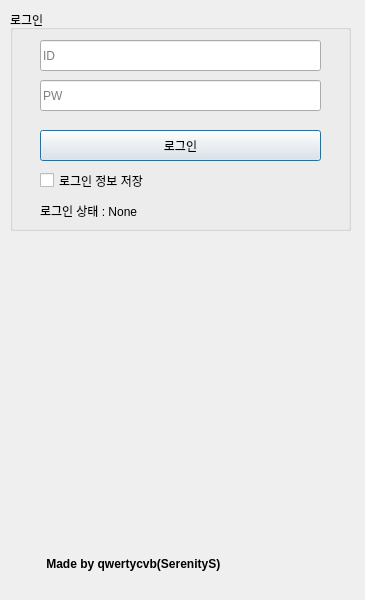
Qt form DCCleaner.ui (schema2882/DCCleaner_GUI) before a commit.
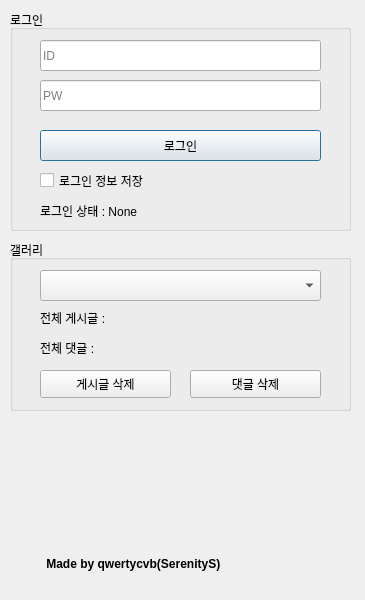
The same form after that commit.

Commit message: 클리너 UI 구현

Diff of the .ui file:
```diff
--- a/DCCleaner.ui
+++ b/DCCleaner.ui
@@ -153,6 +153,81 @@
      <bool>false</bool>
     </property>
    </widget>
+   <widget class="QGroupBox" name="groupBox_2">
+    <property name="geometry">
+     <rect>
+      <x>10</x>
+      <y>240</y>
+      <width>341</width>
+      <height>171</height>
+     </rect>
+    </property>
+    <property name="title">
+     <string>갤러리</string>
+    </property>
+    <widget class="QComboBox" name="galleryList">
+     <property name="geometry">
+      <rect>
+       <x>30</x>
+       <y>30</y>
+       <width>281</width>
+       <height>31</height>
+      </rect>
+     </property>
+    </widget>
+    <widget class="QLabel" name="totalPost">
+     <property name="geometry">
+      <rect>
+       <x>30</x>
+       <y>70</y>
+       <width>281</width>
+       <height>16</height>
+      </rect>
+     </property>
+     <property name="text">
+      <string>전체 게시글 :</string>
+     </property>
+    </widget>
+    <widget class="QLabel" name="totalComment">
+     <property name="geometry">
+      <rect>
+       <x>30</x>
+       <y>100</y>
+       <width>281</width>
+       <height>16</height>
+      </rect>
+     </property>
+     <property name="text">
+      <string>전체 댓글 :</string>
+     </property>
+    </widget>
+    <widget class="QPushButton" name="delPost">
+     <property name="geometry">
+      <rect>
+       <x>30</x>
+       <y>130</y>
+       <width>131</width>
+       <height>28</height>
+      </rect>
+     </property>
+     <property name="text">
+      <string>게시글 삭제</string>
+     </property>
+    </widget>
+    <widget class="QPushButton" name="delComment">
+     <property name="geometry">
+      <rect>
+       <x>180</x>
+       <y>130</y>
+       <width>131</width>
+       <height>28</height>
+      </rect>
+     </property>
+     <property name="text">
+      <string>댓글 삭제</string>
+     </property>
+    </widget>
+   </widget>
   </widget>
  </widget>
  <resources/>
```
